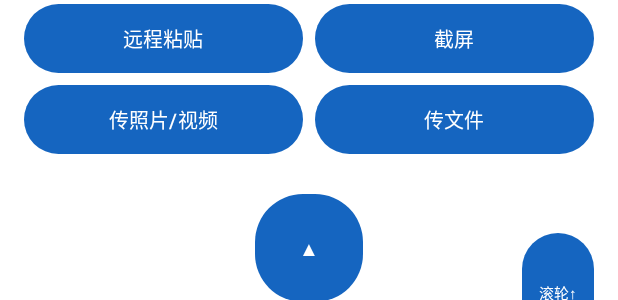
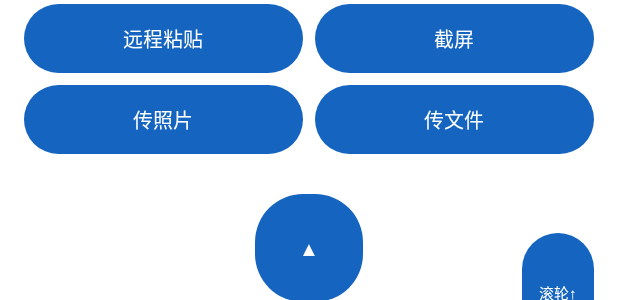
Before and after one commit to xjyfy/bed-work, an Android app: the layout activity_main.xml on its own in the app's theme, with its tools: preview values and no code run, on a phone screen of 412 x 824 dp. Shown: the part 197-497 px from the top of the screen. Run offline under Robolectric (Android 15) with nearby library versions, the phone set to English and light mode, and no system bars.

Commit message:
chore(android): 「传照片/视频」按钮文案简化为「传照片」

```diff
--- a/android-app/app/src/main/java/com/willen/remotemic/transfer/FileTransferManager.kt
+++ b/android-app/app/src/main/java/com/willen/remotemic/transfer/FileTransferManager.kt
@@ -67,7 +67,7 @@ class FileTransferManager(
 
     fun isBusy(): Boolean = sendThread?.isAlive == true || receive != null
 
-    /** 用户点了「传照片/视频」或「传文件」后拿到 URI 列表，从这里开始发。 */
+    /** 用户点了「传照片」或「传文件」后拿到 URI 列表，从这里开始发。 */
     fun sendUris(uris: List<Uri>) {
         if (uris.isEmpty()) return
         if (!allowed) {
--- a/android-app/app/src/main/res/layout/activity_main.xml
+++ b/android-app/app/src/main/res/layout/activity_main.xml
@@ -167,7 +167,7 @@
             android:layout_width="0dp"
             android:layout_height="46dp"
             android:layout_weight="1"
-            android:text="传照片/视频" />
+            android:text="传照片" />
 
         <com.google.android.material.button.MaterialButton
             android:id="@+id/btnSendFile"
```
